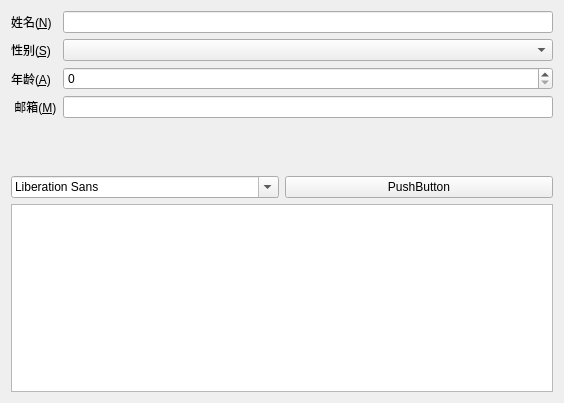
Above: app_QT/QT_feiya_src/04/4-1-ts/mylayout/mywidget.ui from SeanTny/IP-Camera-Prj before the change. Below: the same form after it.
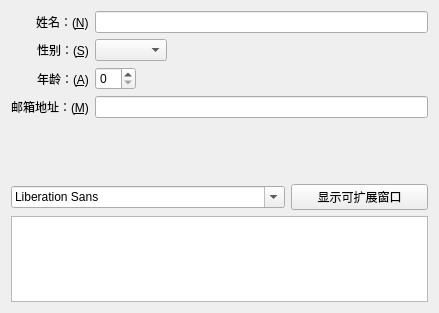
That is the form after the change.

```diff
--- a/app_QT/QT_feiya_src/04/4-1-ts/mylayout/mywidget.ui
+++ b/app_QT/QT_feiya_src/04/4-1-ts/mylayout/mywidget.ui
@@ -6,20 +6,41 @@
    <rect>
     <x>0</x>
     <y>0</y>
-    <width>564</width>
-    <height>403</height>
+    <width>439</width>
+    <height>313</height>
    </rect>
   </property>
+  <property name="minimumSize">
+   <size>
+    <width>200</width>
+    <height>150</height>
+   </size>
+  </property>
+  <property name="maximumSize">
+   <size>
+    <width>500</width>
+    <height>350</height>
+   </size>
+  </property>
   <property name="windowTitle">
    <string>MyWidget</string>
   </property>
   <layout class="QVBoxLayout" name="verticalLayout">
+   <property name="sizeConstraint">
+    <enum>QLayout::SetDefaultConstraint</enum>
+   </property>
    <item>
     <layout class="QFormLayout" name="formLayout">
+     <property name="fieldGrowthPolicy">
+      <enum>QFormLayout::ExpandingFieldsGrow</enum>
+     </property>
+     <property name="labelAlignment">
+      <set>Qt::AlignRight|Qt::AlignTrailing|Qt::AlignVCenter</set>
+     </property>
      <item row="0" column="0">
       <widget class="QLabel" name="nLabel">
        <property name="text">
-        <string>姓名(&amp;N)</string>
+        <string>姓名：(&amp;N)</string>
        </property>
        <property name="buddy">
         <cstring>nLineEdit</cstring>
@@ -32,7 +53,7 @@
      <item row="1" column="0">
       <widget class="QLabel" name="sLabel">
        <property name="text">
-        <string>性别(&amp;S)</string>
+        <string>性别：(&amp;S)</string>
        </property>
        <property name="buddy">
         <cstring>sComboBox</cstring>
@@ -48,7 +69,7 @@
      <item row="3" column="0">
       <widget class="QLabel" name="mLabel">
        <property name="text">
-        <string> 邮箱(&amp;M)</string>
+        <string>邮箱地址：(&amp;M)</string>
        </property>
        <property name="buddy">
         <cstring>mLineEdit</cstring>
@@ -61,7 +82,7 @@
      <item row="2" column="0">
       <widget class="QLabel" name="aLabel">
        <property name="text">
-        <string>年龄(&amp;A)</string>
+        <string>年龄：(&amp;A)</string>
        </property>
        <property name="buddy">
         <cstring>aSpinBox</cstring>
@@ -75,23 +96,29 @@
      <property name="orientation">
       <enum>Qt::Vertical</enum>
      </property>
+     <property name="sizeType">
+      <enum>QSizePolicy::Minimum</enum>
+     </property>
      <property name="sizeHint" stdset="0">
       <size>
        <width>20</width>
-       <height>57</height>
+       <height>60</height>
       </size>
      </property>
     </spacer>
    </item>
    <item>
-    <layout class="QHBoxLayout" name="horizontalLayout">
+    <layout class="QHBoxLayout" name="horizontalLayout" stretch="2,1">
      <item>
       <widget class="QFontComboBox" name="fontComboBox"/>
      </item>
      <item>
       <widget class="QPushButton" name="pushButton">
        <property name="text">
-        <string>PushButton</string>
+        <string>显示可扩展窗口</string>
+       </property>
+       <property name="checkable">
+        <bool>true</bool>
        </property>
       </widget>
      </item>
```
Left out of the diff: 4 changed lines with no effect on the pictures.
